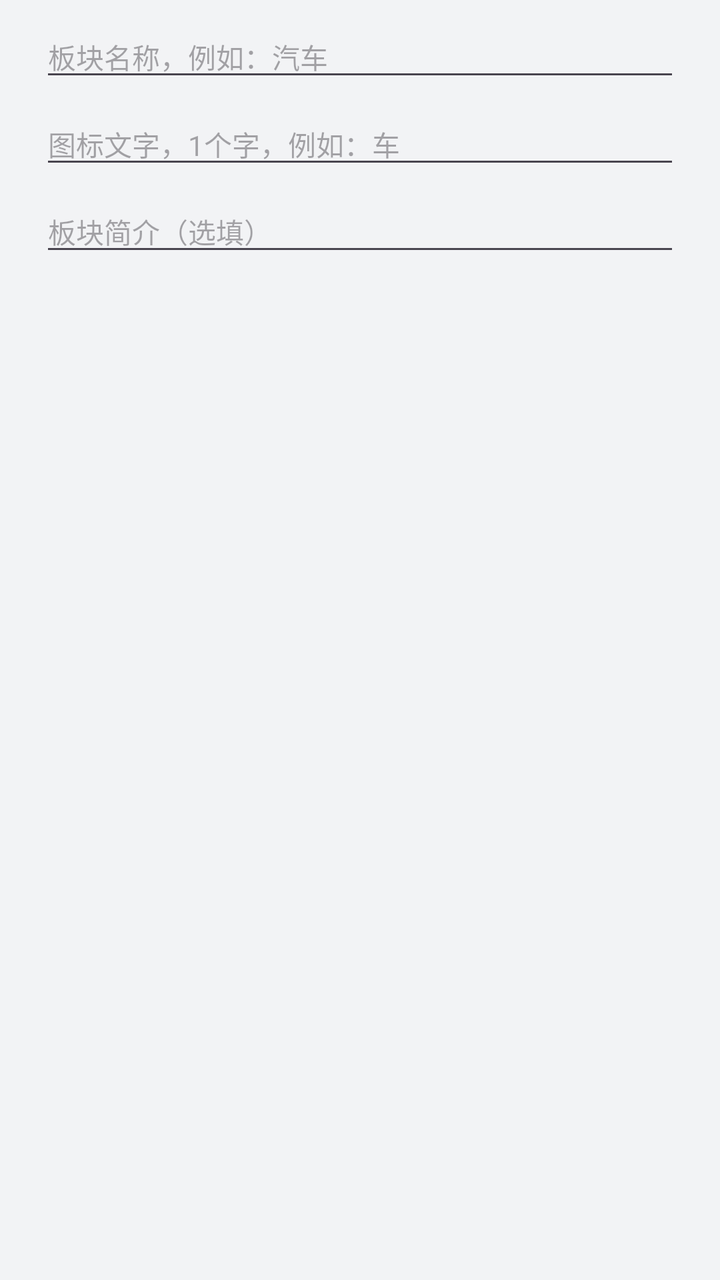
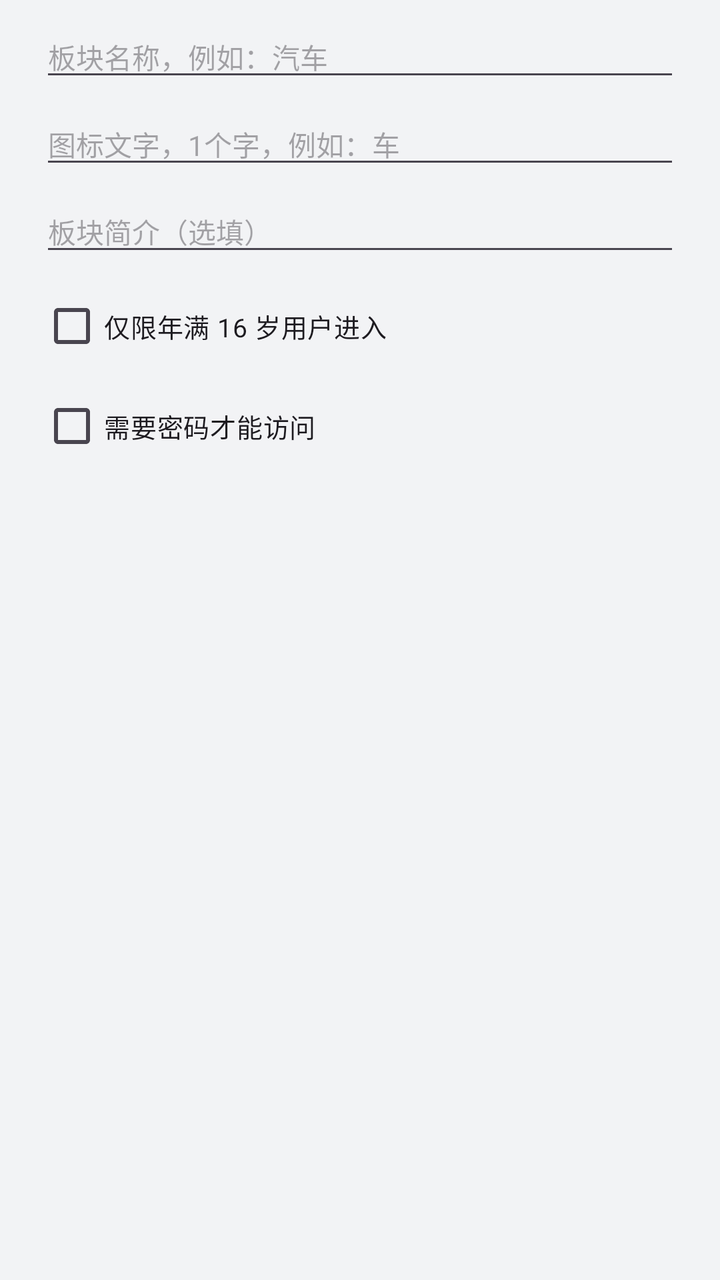

Compare the two renders of this Android layout. The source of the first and the diff that turns it into the second are given below.
<!-- AndroidManifest.xml: application theme Theme.Xiaomu -->
<!-- res/layout/dialog_board.xml -->
<?xml version="1.0" encoding="utf-8"?>
<LinearLayout xmlns:android="http://schemas.android.com/apk/res/android"
    android:layout_width="match_parent"
    android:layout_height="wrap_content"
    android:orientation="vertical"
    android:paddingStart="20dp"
    android:paddingTop="8dp"
    android:paddingEnd="20dp">

    <EditText
        android:id="@+id/et_name"
        android:layout_width="match_parent"
        android:layout_height="wrap_content"
        android:hint="板块名称，例如：汽车"
        android:inputType="text"
        android:maxLength="20"
        android:textSize="14sp" />

    <EditText
        android:id="@+id/et_icon"
        android:layout_width="match_parent"
        android:layout_height="wrap_content"
        android:layout_marginTop="6dp"
        android:hint="图标文字，1个字，例如：车"
        android:inputType="text"
        android:maxLength="1"
        android:textSize="14sp" />

    <EditText
        android:id="@+id/et_desc"
        android:layout_width="match_parent"
        android:layout_height="wrap_content"
        android:layout_marginTop="6dp"
        android:hint="板块简介（选填）"
        android:inputType="text"
        android:maxLength="100"
        android:textSize="14sp" />
</LinearLayout>
<!-- resources referenced by this layout -->
<resources>
  <style name="Theme.Xiaomu" parent="Theme.Material3.Light.NoActionBar">
          <item name="colorPrimary">@color/green</item>
          <item name="colorPrimaryDark">@color/green_dark</item>
          <item name="colorOnPrimary">@color/white</item>
          <item name="android:statusBarColor">@color/white</item>
          <item name="android:windowLightStatusBar">true</item>
          <item name="android:navigationBarColor">@color/white</item>
          <item name="android:windowBackground">@color/bg</item>
          <item name="android:textColorPrimary">@color/text</item>
          <item name="materialAlertDialogTheme">@style/Theme.Xiaomu.Dialog</item>
      </style>
  <color name="green">#00B34F</color>
  <color name="green_dark">#009B45</color>
  <color name="white">#FFFFFF</color>
  <color name="bg">#F2F3F5</color>
  <color name="text">#1A1A1A</color>
  <style name="Theme.Xiaomu.Dialog" parent="ThemeOverlay.Material3.MaterialAlertDialog">
          <item name="colorPrimary">@color/green</item>
      </style>
</resources>

<!-- the commit's change to res/layout/dialog_board.xml (unified diff, before → after) -->
@@ -35,4 +35,30 @@
         android:inputType="text"
         android:maxLength="100"
         android:textSize="14sp" />
+
+    <CheckBox
+        android:id="@+id/cb_age"
+        android:layout_width="wrap_content"
+        android:layout_height="wrap_content"
+        android:layout_marginTop="6dp"
+        android:text="仅限年满 16 岁用户进入"
+        android:textSize="13sp" />
+
+    <CheckBox
+        android:id="@+id/cb_password"
+        android:layout_width="wrap_content"
+        android:layout_height="wrap_content"
+        android:layout_marginTop="2dp"
+        android:text="需要密码才能访问"
+        android:textSize="13sp" />
+
+    <EditText
+        android:id="@+id/et_password"
+        android:layout_width="match_parent"
+        android:layout_height="wrap_content"
+        android:hint="板块密码（选填，编辑时留空表示不修改）"
+        android:inputType="text"
+        android:maxLength="30"
+        android:textSize="14sp"
+        android:visibility="gone" />
 </LinearLayout>
